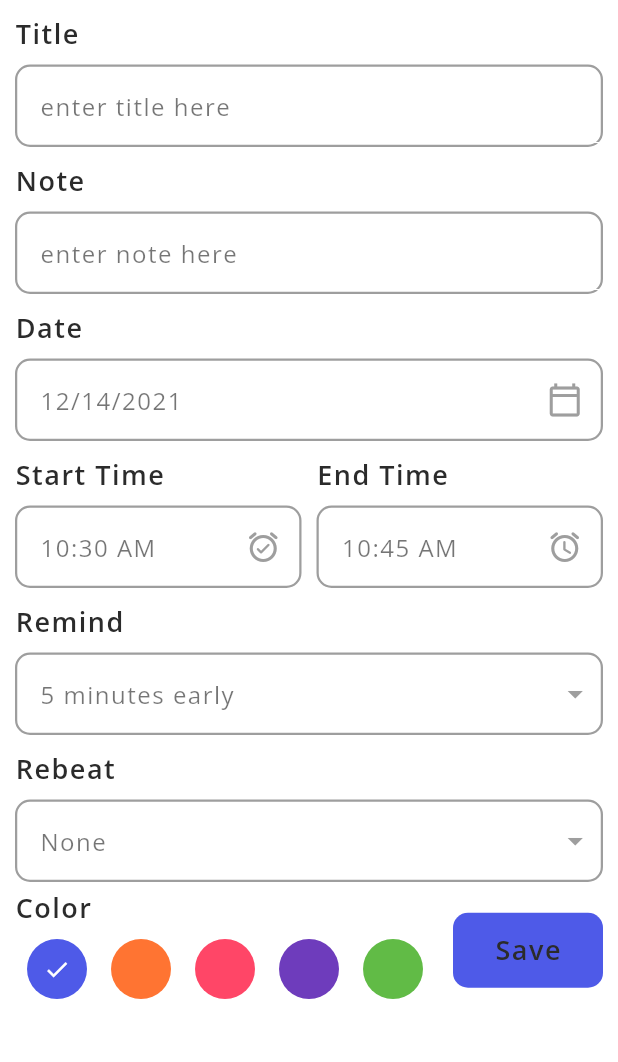
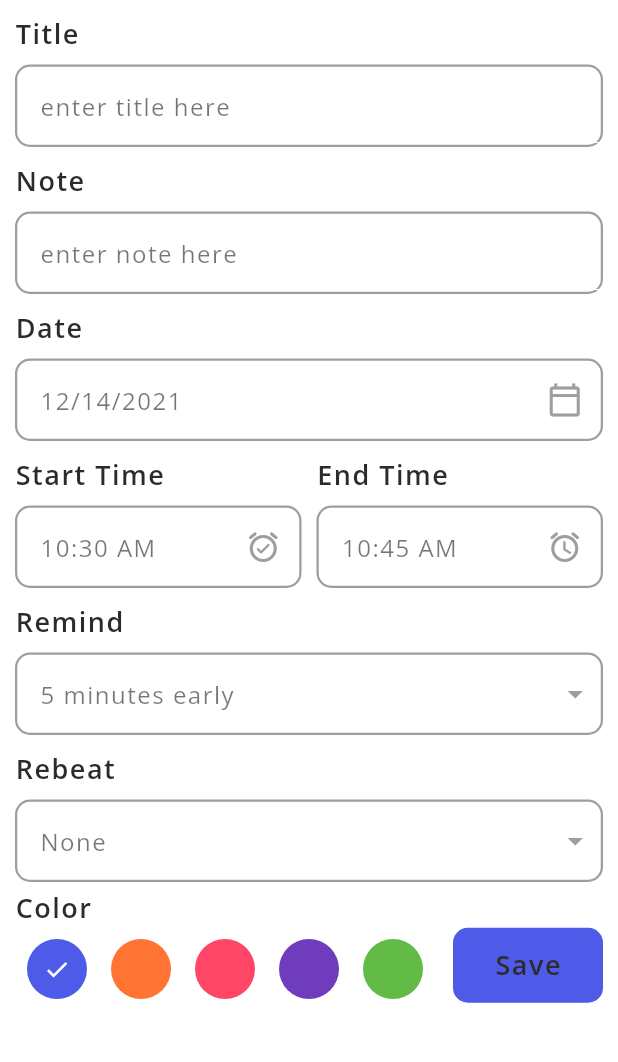
Before and after one commit to eslammongy/TodoApp, a Flutter app: the AddNewTask screen opened directly, on a phone screen of 412 x 824 dp, the part 84-1146 px from its top. Run offline on Flutter 3.47's test engine with Material 2 defaults, Android fonts, the light colour scheme and no system bars; our stand-ins replace another_flushbar, date_picker_timeline, flutter_local_notifications, flutter_native_timezone, flutter_staggered_animations, get and 5 more; accounts and stored records are empty.

Commit message:
fix statusBar theme issue

```diff
--- a/todo_app/lib/constants/theme.dart
+++ b/todo_app/lib/constants/theme.dart
@@ -20,6 +20,7 @@ class Themes {
         backgroundColor: Colors.white,
         systemOverlayStyle: SystemUiOverlayStyle(
             statusBarColor: Colors.white,
+            statusBarIconBrightness: Brightness.dark,
             systemNavigationBarColor: Colors.white),
       ),
       primaryColor: primaryClr,
@@ -31,7 +32,9 @@ class Themes {
       appBarTheme: const AppBarTheme(
         backgroundColor: darkGreyClr,
         systemOverlayStyle: SystemUiOverlayStyle(
-            statusBarColor: darkGreyClr, systemNavigationBarColor: darkGreyClr),
+            statusBarIconBrightness: Brightness.light,
+            statusBarColor: darkGreyClr,
+            systemNavigationBarColor: darkGreyClr),
       ),
       primaryColor: darkGreyClr,
       backgroundColor: darkGreyClr,
--- a/todo_app/lib/screens/add_new_task.dart
+++ b/todo_app/lib/screens/add_new_task.dart
@@ -183,6 +183,11 @@ class _AddNewTaskState extends State<AddNewTask> {
                 Row(
                   children: [
                     buildColorPallet(),
+                    Column(
+                      children: [
+                        const SizedBox(
+                          height: 20,
+                        ),
                         CustomButton(
                             label: "Save",
                             onTap: () {
@@ -190,6 +195,8 @@ class _AddNewTaskState extends State<AddNewTask> {
                             },
                             height: 50,
                             width: 100),
+                      ],
+                    ),
                   ],
                 )
               ],
```
Also changed, not shown: todo_app/lib/screens/home_screen.dart (+5 -2 lines). Lines whose indentation alone changed are shown as unchanged.
